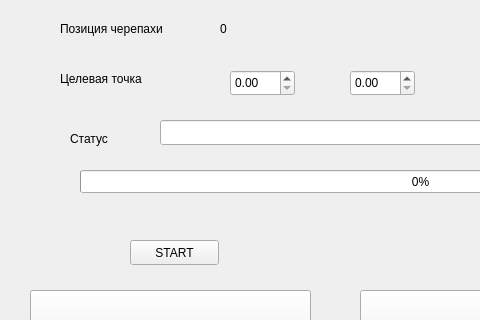
Qt form src/gui_control/ui/mainwindow.ui (fr1cadelka/supervised_control_my_developed-) before a commit; both pictures show x 0 to 480 and y 0 to 320 of the 832 by 437 pixel window.
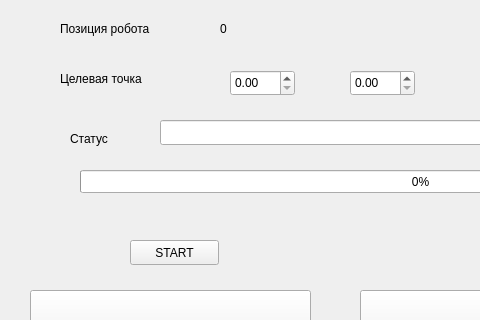
The same form after that commit.

Diff of the .ui file:
```diff
--- a/src/gui_control/ui/mainwindow.ui
+++ b/src/gui_control/ui/mainwindow.ui
@@ -24,7 +24,7 @@
      </rect>
     </property>
     <property name="text">
-     <string>Позиция черепахи</string>
+     <string>Позиция робота</string>
     </property>
    </widget>
    <widget class="QLabel" name="label_pose">
```
